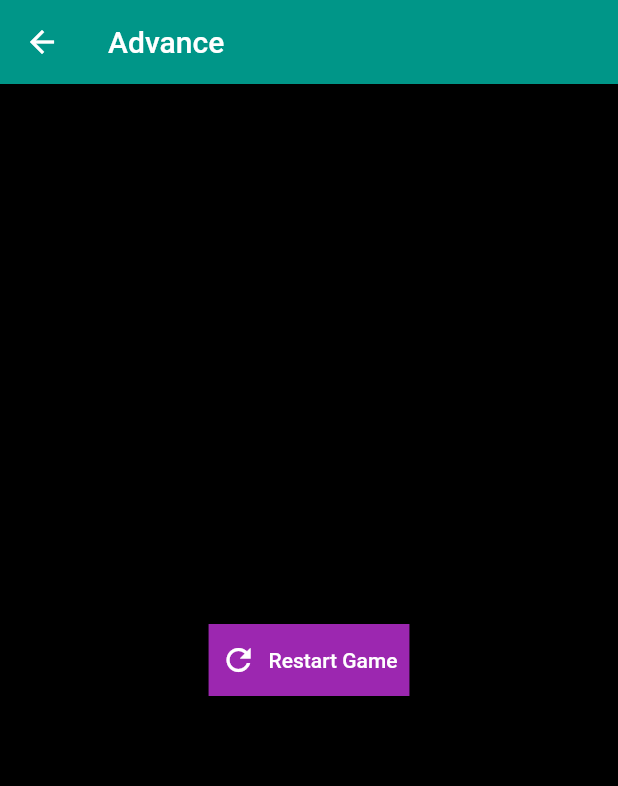
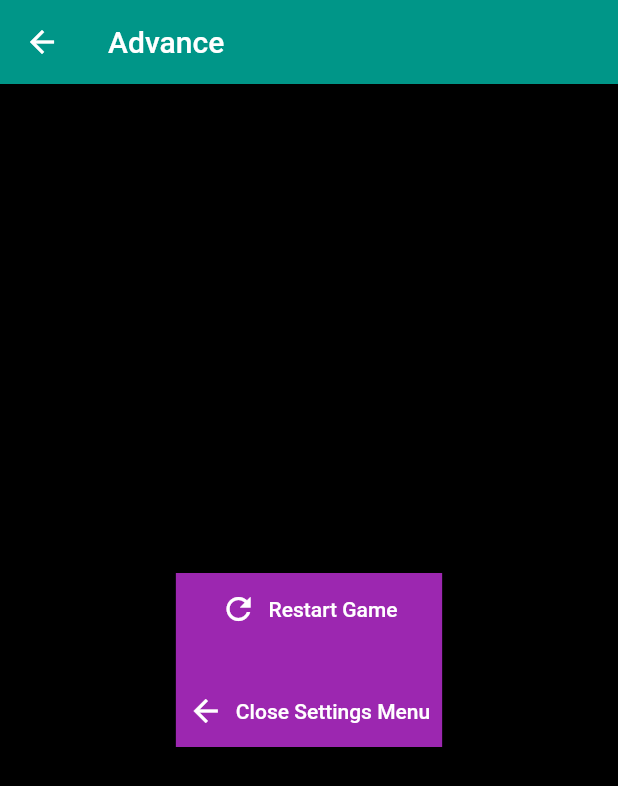
Before and after one commit to 17hstout/AdvanceProject, a Flutter app: the SettingsMenuPage screen opened by its route, on a phone screen of 412 x 824 dp. Shown: the top 786 px of the screen. Run offline on Flutter 3.47's test engine with Material 2 defaults, Android fonts, the phone set to English and light mode, and no system bars.

Commit message:
Spread things out

```diff
--- /dev/null
+++ b/advance/lib/construction/settingsMenuPage.dart
@@ -0,0 +1,20 @@
+import 'package:advance/pages/settingsMenu.dart';
+import 'package:flutter/material.dart';
+
+class SettingsMenuPage extends StatelessWidget {
+  const SettingsMenuPage({
+    Key? key,
+  }) : super(key: key);
+
+  @override
+  Widget build(BuildContext context) {
+    return SafeArea(
+      child: Scaffold(
+        appBar: AppBar(
+          title: const Text('Advance'),
+        ),
+        body: const Center(child: SettingsMenu()),
+      ),
+    );
+  }
+}
--- a/advance/lib/pages/settingsMenu.dart
+++ b/advance/lib/pages/settingsMenu.dart
@@ -16,7 +16,11 @@ class _SettingsMenuState extends State<SettingsMenu> {
   Widget build(BuildContext context) {
     return Container(
       color: myColor,
-      child: TextButton.icon(
+      child: Column(
+        mainAxisSize: MainAxisSize.min,
+        children: [
+          // Reset Game Button
+          TextButton.icon(
             onPressed: () {
               int successCode =
                   Provider.of<Inventories>(context, listen: false).newGame();
@@ -34,6 +38,21 @@ class _SettingsMenuState extends State<SettingsMenu> {
               style: TextStyle(color: Colors.white),
             ),
           ),
+          // Spacer for safety
+          const SizedBox(height: 20),
+          // Close Menu Button
+          TextButton.icon(
+            onPressed: () {
+              Navigator.of(context).popAndPushNamed('/');
+            },
+            icon: const Icon(Icons.arrow_back, color: Colors.white),
+            label: const Text(
+              "Close Settings Menu",
+              style: TextStyle(color: Colors.white),
+            ),
+          ),
+        ],
+      ),
     );
   }
 }
```
Also changed, not shown: advance/lib/construction/appBar.dart (added, +11 -0 lines), advance/lib/construction/appPage.dart (added, +75 -0 lines), advance/lib/main.dart (+5 -99 lines). Lines whose indentation alone changed are shown as unchanged.
